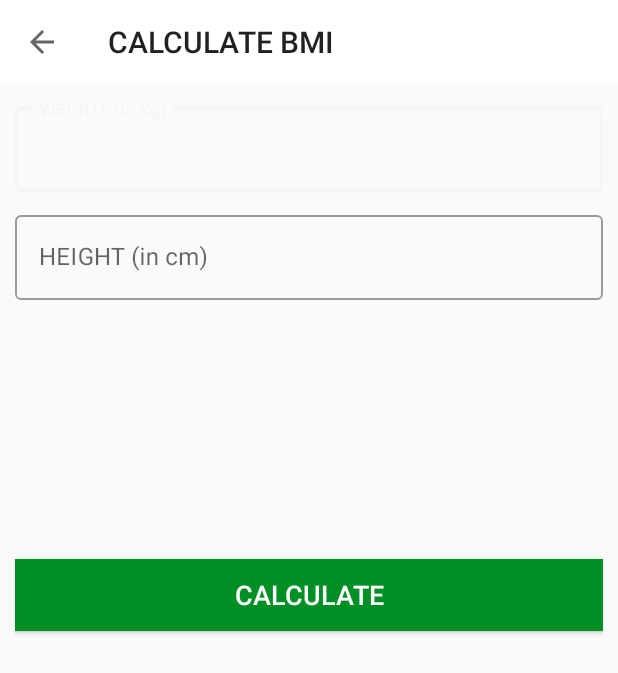
After one commit to ledieulinh96/08202021_7_Minute_Workout, an Android app: the BMIActivity screen opened directly, with no data from a screen before it, on a phone screen of 412 x 824 dp. The commit adds this screen. Shown: the top 673 px of the screen. Run offline under Robolectric (Android 15) with nearby library versions, the phone set to English and light mode, and no system bars.

Commit message:
BMI Activity

```diff
--- a/app/src/main/AndroidManifest.xml
+++ b/app/src/main/AndroidManifest.xml
@@ -9,7 +9,11 @@
         android:roundIcon="@mipmap/ic_launcher_round"
         android:supportsRtl="true"
         android:theme="@style/AppTheme">
-        <activity android:name=".FinishActivity"
+        <activity android:name=".BMIActivity"
+            android:screenOrientation="portrait"
+            android:theme="@style/Theme.AppCompat.Light.NoActionBar"></activity>
+        <activity
+            android:name=".FinishActivity"
             android:screenOrientation="portrait"
             android:theme="@style/Theme.AppCompat.Light.NoActionBar"></activity>
         <activity
--- a/app/src/main/java/com/example/a08202021_7_minute_workout/MainActivity.kt
+++ b/app/src/main/java/com/example/a08202021_7_minute_workout/MainActivity.kt
@@ -13,10 +13,13 @@ class MainActivity : AppCompatActivity() {
         setContentView(R.layout.activity_main)
 
         llStart.setOnClickListener {
-
             val intent = Intent(this, ExerciseActivity::class.java)
             startActivity(intent)
+        }
 
+        llBMI.setOnClickListener {
+            val intent = Intent(this, BMIActivity::class.java)
+            startActivity(intent)
         }
     }
 }
--- /dev/null
+++ b/app/src/main/res/layout/activity_b_m_i.xml
@@ -0,0 +1,193 @@
+<?xml version="1.0" encoding="utf-8"?>
+<RelativeLayout xmlns:android="http://schemas.android.com/apk/res/android"
+    xmlns:app="http://schemas.android.com/apk/res-auto"
+    xmlns:tools="http://schemas.android.com/tools"
+    android:layout_width="match_parent"
+    android:layout_height="match_parent"
+    android:orientation="vertical"
+    tools:context=".BMIActivity">
+
+    <androidx.appcompat.widget.Toolbar
+        android:id="@+id/toolbar_bmi_activity"
+        android:layout_width="match_parent"
+        android:layout_height="?android:attr/actionBarSize"
+        android:background="#FFFFFF" />
+
+    <LinearLayout
+        android:id="@+id/llUnitsView"
+        android:layout_width="match_parent"
+        android:layout_height="match_parent"
+        android:layout_below="@id/toolbar_bmi_activity"
+        android:orientation="vertical"
+        android:padding="10dp">
+
+        <LinearLayout
+            android:id="@+id/llMetricUnitsView"
+            android:layout_width="match_parent"
+            android:layout_height="wrap_content"
+            android:orientation="vertical">
+
+            <com.google.android.material.textfield.TextInputLayout
+                android:id="@+id/tilMetricUnitWeight"
+                style="@style/Widget.MaterialComponents.TextInputLayout.OutlinedBox"
+                android:layout_width="match_parent"
+                android:layout_height="wrap_content">
+
+                <androidx.appcompat.widget.AppCompatEditText
+                    android:id="@+id/etMetricUnitWeight"
+                    android:layout_width="match_parent"
+                    android:layout_height="wrap_content"
+                    android:hint="WEIGHT (in kg)"
+                    android:inputType="numberDecimal"
+                    android:textSize="16sp" />
+            </com.google.android.material.textfield.TextInputLayout>
+
+            <com.google.android.material.textfield.TextInputLayout
+                android:id="@+id/tilMetricUnitHeight"
+                style="@style/Widget.MaterialComponents.TextInputLayout.OutlinedBox"
+                android:layout_width="match_parent"
+                android:layout_height="wrap_content"
+                android:layout_marginTop="10dp">
+
+                <androidx.appcompat.widget.AppCompatEditText
+                    android:id="@+id/etMetricUnitHeight"
+                    android:layout_width="match_parent"
+                    android:layout_height="wrap_content"
+                    android:hint="HEIGHT (in cm)"
+                    android:inputType="numberDecimal"
+                    android:textSize="16sp" />
+            </com.google.android.material.textfield.TextInputLayout>
+        </LinearLayout>
+
+        <LinearLayout
+            android:id="@+id/llUsUnitsView"
+            android:layout_width="match_parent"
+            android:layout_height="wrap_content"
+            android:orientation="vertical"
+            android:visibility="gone"
+            tools:visibility="visible">
+
+            <com.google.android.material.textfield.TextInputLayout
+                android:id="@+id/tilUsUnitWeight"
+                style="@style/Widget.MaterialComponents.TextInputLayout.OutlinedBox"
+                android:layout_width="match_parent"
+                android:layout_height="wrap_content">
+
+                <androidx.appcompat.widget.AppCompatEditText
+                    android:id="@+id/etUsUnitWeight"
+                    android:layout_width="match_parent"
+                    android:layout_height="wrap_content"
+                    android:hint="WEIGHT (in lbs)"
+                    android:inputType="numberDecimal"
+                    android:textSize="16sp" />
+            </com.google.android.material.textfield.TextInputLayout>
+
+            <LinearLayout
+                android:id="@+id/llUsUnitsHeight"
+                android:layout_width="match_parent"
+                android:layout_height="wrap_content"
+                android:layout_marginTop="10dp"
+                android:baselineAligned="false"
+                android:orientation="horizontal">
+
+                <!--Here the BaselineAligned is When set to false, prevents the layout from aligning its children's
+                 baselines. This attribute is particularly useful when the children
+                 use different values for gravity. The default value is true.-->
+
+                <com.google.android.material.textfield.TextInputLayout
+                    android:id="@+id/tilUsUnitHeightFeet"
+                    style="@style/Widget.MaterialComponents.TextInputLayout.OutlinedBox"
+                    android:layout_width="0dp"
+                    android:layout_height="wrap_content"
+                    android:layout_marginEnd="5dp"
+                    android:layout_weight="1">
+
+                    <androidx.appcompat.widget.AppCompatEditText
+                        android:id="@+id/etUsUnitHeightFeet"
+                        android:layout_width="match_parent"
+                        android:layout_height="wrap_content"
+                        android:hint="Feet"
+                        android:inputType="number"
+                        android:textSize="16sp" />
+                </com.google.android.material.textfield.TextInputLayout>
+
+                <com.google.android.material.textfield.TextInputLayout
+                    android:id="@+id/tilUsUnitHeightInch"
+                    style="@style/Widget.MaterialComponents.TextInputLayout.OutlinedBox"
+                    android:layout_width="0dp"
+                    android:layout_height="wrap_content"
+                    android:layout_marginStart="5dp"
+                    android:layout_weight="1">
+
+                    <androidx.appcompat.widget.AppCompatEditText
+                        android:id="@+id/etUsUnitHeightInch"
+                        android:layout_width="match_parent"
+                        android:layout_height="wrap_content"
+                        android:hint="Inch"
+                        android:inputType="number"
+                        android:textSize="16sp" />
+                </com.google.android.material.textfield.TextInputLayout>
+
+            </LinearLayout>
+        </LinearLayout>
+
+        <LinearLayout
+            android:id="@+id/llDiplayBMIResult"
+            android:layout_width="match_parent"
+            android:layout_height="wrap_content"
+            android:layout_marginTop="25dp"
+            android:orientation="vertical"
+            android:visibility="visible"
+            tools:visibility="visible">
+
+            <TextView
+                android:id="@+id/tvYourBMI"
+                android:layout_width="match_parent"
+                android:layout_height="wrap_content"
+                android:gravity="center"
+                android:text="YOUR BMI"
+                android:textAllCaps="true"
+                android:visibility="invisible"
+                android:textSize="16sp" />
+
+            <TextView
+                android:id="@+id/tvBMIValue"
+                android:layout_width="match_parent"
+                android:layout_height="wrap_content"
+                android:layout_marginTop="5dp"
+                android:gravity="center"
+                android:textSize="18sp"
+                android:textStyle="bold"
+                tools:text="15.00" />
+
+            <TextView
+                android:id="@+id/tvBMIType"
+                android:layout_width="match_parent"
+                android:layout_height="wrap_content"
+                android:layout_marginTop="5dp"
+                android:gravity="center"
+                android:textSize="18sp"
+                tools:text="Normal" />
+
+            <TextView
+                android:id="@+id/tvBMIDescription"
+                android:layout_width="match_parent"
+                android:layout_height="wrap_content"
+                android:layout_marginTop="5dp"
+                android:gravity="center"
+                android:textSize="18sp"
+                tools:text="Normal" />
+        </LinearLayout>
+
+        <Button
+            android:id="@+id/btnCalculateUnits"
+            android:layout_width="match_parent"
+            android:layout_height="wrap_content"
+            android:layout_gravity="bottom"
+            android:layout_marginTop="35dp"
+            android:background="@color/colorAccent"
+            android:text="CALCULATE"
+            android:textColor="#FFFFFF"
+            android:textSize="18sp" />
+    </LinearLayout>
+</RelativeLayout>
```
Also changed, not shown: app/src/main/java/com/example/a08202021_7_minute_workout/BMIActivity.kt (added, +95 -0 lines), app/src/main/res/layout/activity_main.xml (+44 -2 lines).
